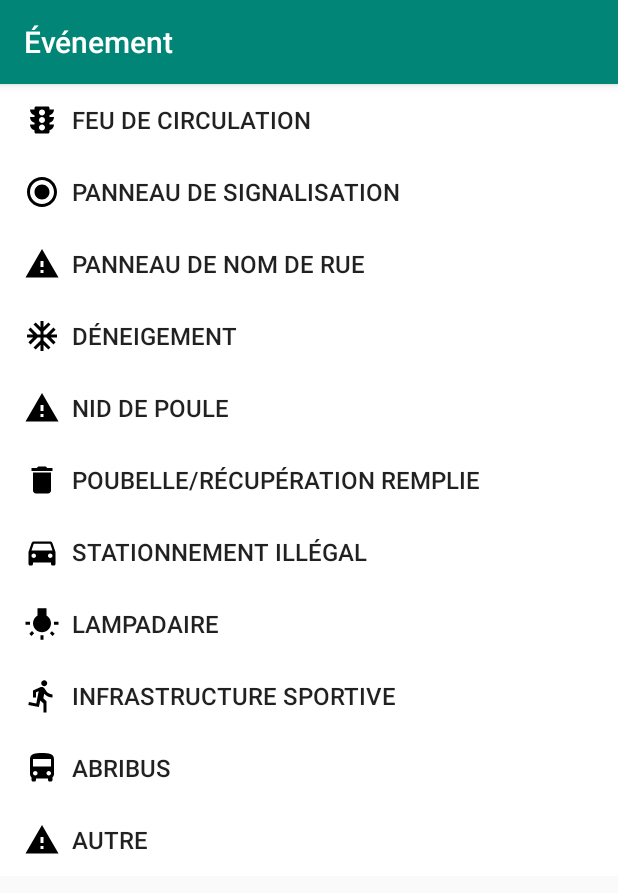
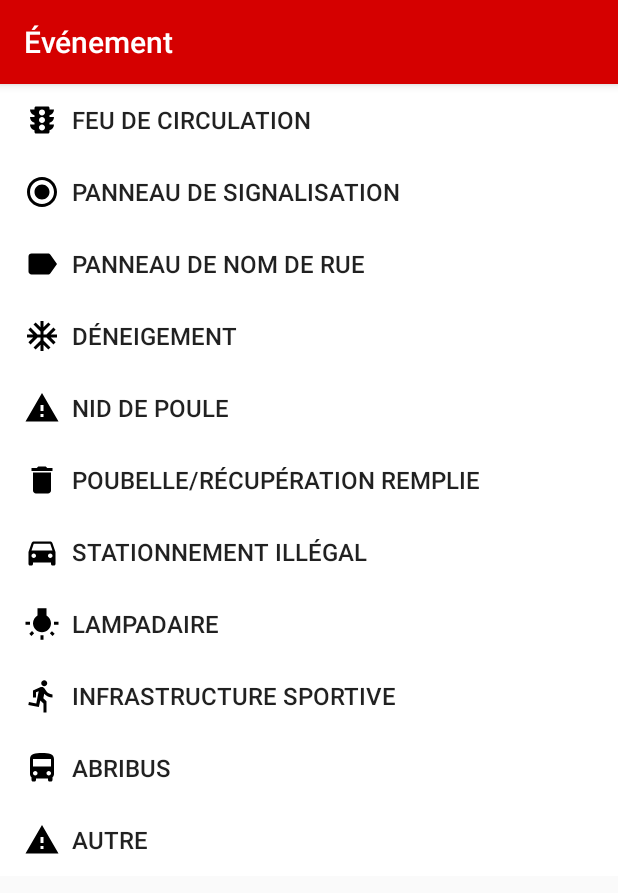
Before and after one commit to tran-simon/hackatown, an Android app: the screen it shows after launch (EventsCreatorActivity), after a tap on an icon or button, on a phone screen of 412 x 824 dp. Shown: the top 893 px of the screen. Run offline under Robolectric (Android 15) with nearby library versions, the phone set to English and light mode, and no system bars.

Commit message:
Theme rouge V2

```diff
--- /dev/null
+++ b/app/src/main/res/drawable/icon_rue.xml
@@ -0,0 +1,9 @@
+<vector xmlns:android="http://schemas.android.com/apk/res/android"
+        android:width="24dp"
+        android:height="24dp"
+        android:viewportWidth="24.0"
+        android:viewportHeight="24.0">
+    <path
+        android:fillColor="#FF000000"
+        android:pathData="M17.63,5.84C17.27,5.33 16.67,5 16,5L5,5.01C3.9,5.01 3,5.9 3,7v10c0,1.1 0.9,1.99 2,1.99L16,19c0.67,0 1.27,-0.33 1.63,-0.84L22,12l-4.37,-6.16z"/>
+</vector>
--- a/app/src/main/res/layout/activity_events_creator.xml
+++ b/app/src/main/res/layout/activity_events_creator.xml
@@ -43,7 +43,7 @@
                 android:id="@+id/button_nom_rue"
                 android:layout_width="match_parent"
                 android:layout_height="wrap_content"
-                android:drawableLeft="@drawable/ic_warning_black_24dp"
+                android:drawableLeft="@drawable/icon_rue"
                 android:text="Panneau de nom de rue"
                 android:textSize="16sp"
                 android:paddingLeft="16dp"
--- a/app/src/main/res/layout/activity_maps.xml
+++ b/app/src/main/res/layout/activity_maps.xml
@@ -23,5 +23,5 @@
         android:clickable="true"
         map:layout_constraintBottom_toBottomOf="parent"
         map:layout_constraintEnd_toEndOf="parent"
-        map:srcCompat="@android:drawable/ic_menu_add" />
+        map:srcCompat="@drawable/icon_fab" />
 </android.support.constraint.ConstraintLayout>
--- a/app/src/main/res/values/colors.xml
+++ b/app/src/main/res/values/colors.xml
@@ -1,6 +1,14 @@
 <?xml version="1.0" encoding="utf-8"?>
-<resources>
-    <color name="colorPrimary">#008577</color>
-    <color name="colorPrimaryDark">#00574B</color>
-    <color name="colorAccent">#B56B86</color>
+    <resources>
+
+    <color name="colorPrimary">#d50000</color>
+
+    <color name="primaryLightColor">#ff5131</color>
+
+    <color name="colorAccent">#d50000</color>
+
+    <color name="colorPrimaryDark">#9b0000</color>
+
+    <color name="primaryTextColor">#ffffff</color>
+
 </resources>
```
Also changed, not shown: app/src/main/res/drawable/icon_nid_poule.xml (added, +9 -0 lines).
